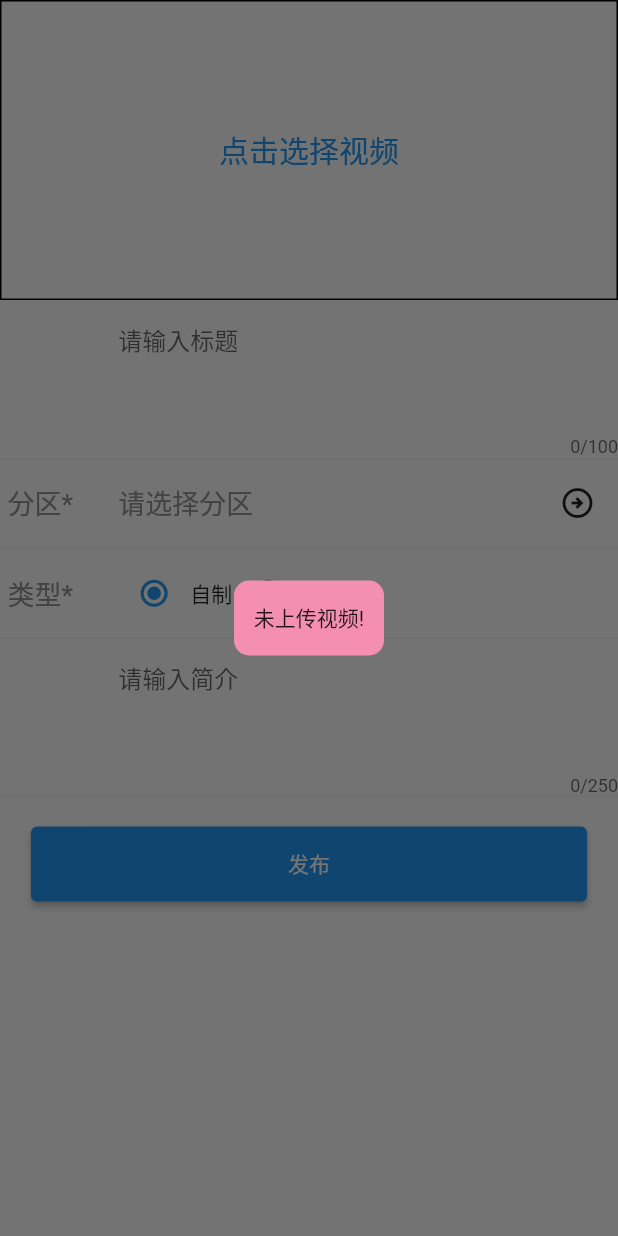
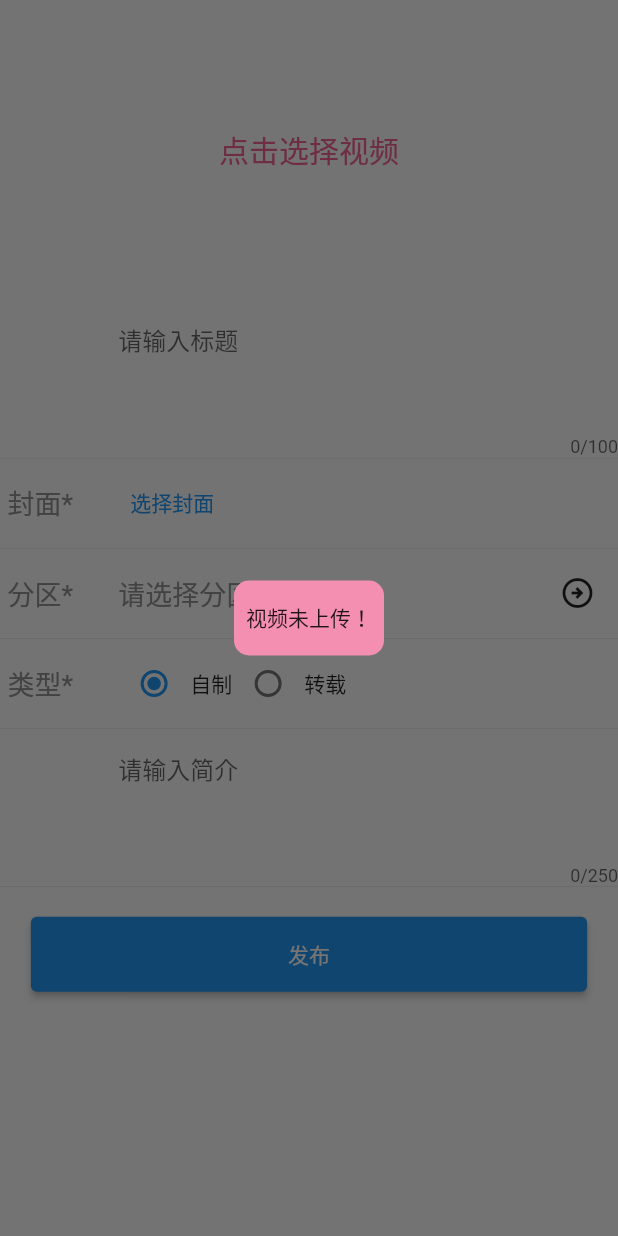
Before and after one commit to bigducksoup/DiliVideo-Flutter, a Flutter app: the VideoForm widget shown alone on an empty page, opened directly, after a tap on "发布", on a phone screen of 412 x 824 dp. Run offline on Flutter 3.47's test engine with Material 2 defaults, Android fonts, the phone set to English and light mode, and no system bars; our stand-ins replace dio, flutter_svg, get, image_picker, shared_preferences, video_player; accounts and stored records are empty; network calls fail.

Commit message:
视频上传

```diff
--- a/lib/http/dio_manager.dart
+++ b/lib/http/dio_manager.dart
@@ -11,8 +11,8 @@ final dio = Dio();
 
 void initDio(){
   dio.options.baseUrl = 'http://127.0.0.1:8084';
-  dio.options.connectTimeout = const Duration(seconds: 5);
-  dio.options.receiveTimeout = const Duration(seconds: 3);
+  // dio.options.connectTimeout = const Duration(seconds: 5);
+  // dio.options.receiveTimeout = const Duration(seconds: 3);
 
   dio.interceptors.add(
     InterceptorsWrapper(
--- a/lib/publish.dart
+++ b/lib/publish.dart
@@ -1,14 +1,13 @@
 import 'dart:async';
 import 'dart:convert';
 import 'dart:io';
-
 import 'package:dili_video/http/content_api.dart';
 import 'package:dili_video/states/auth_state.dart';
-
+import 'package:dio/dio.dart' as dio;
 import 'package:flutter/material.dart';
 import 'package:get/get.dart';
-
 import 'package:image_picker/image_picker.dart';
+import 'package:video_player/video_player.dart';
 
 class PublishPage extends StatefulWidget {
   const PublishPage({super.key});
@@ -44,42 +43,88 @@ class VideoForm extends StatefulWidget {
 }
 
 class _VideoFormState extends State<VideoForm> {
-  final ImagePicker _picker = ImagePicker();
-  late XFile? image =null;
-  String url = "";
+  final _formKey = GlobalKey<FormState>();
 
-  void selectImg() async {
-    image = await _picker.pickImage(source: ImageSource.gallery);
-    if (image != null) {
-      url = image!.path;
-    }
-    setState(() {});
-  }
-
-  final _formKey = GlobalKey<FormState>();
   static const _leadingTextStyle =
       TextStyle(color: Color(0xff909090), fontSize: 18);
 
+  String? code;
+  File? video;
+  File? cover;
+  VideoPlayerController? _videoController;
+  final ImagePicker _picker = ImagePicker();
+
+//分区列表
   List _partition = [];
   String _selectionText = '请选择分区';
   int groupValue = 1;
+  bool ifupload = false;
 
+  //表单
   final Map<String, dynamic> _form = {
     "title": "",
     "partitionId": "",
     "iforiginal": false,
     "description": "",
-    "file":null,
-    "authorId":auth_state.id
-
+    "file": null,
+    "authorId": auth_state.id,
+    "code":""
   };
 
   @override
   void initState() {
+    super.initState();
     getPart();
-    super.initState();
+    pickVideo();
   }
 
+  Future<void> pickVideo() async {
+    var source = ImageSource.gallery;
+    final pickedFile = await _picker.pickVideo(source: source);
+    if (pickedFile != null) {
+      setState(() {
+        video = File(pickedFile.path);
+        _videoController = VideoPlayerController.file(video!)
+          ..initialize().then((value) {
+            setState(() {});
+            _videoController!.setLooping(true);
+            _videoController!.play();
+          });
+      });
+
+      var res = await getUploadCode();
+      var m = jsonDecode(res.toString());
+      print(m);
+      code = m['data'];
+
+      Map<String, dynamic> formdata = {
+        "file": await dio.MultipartFile.fromFile(video!.path,
+            filename: pickedFile.name),
+        "originalFileName": pickedFile.name,
+        "code": code
+      };
+      var uploadRes = await uploadVideo(formdata);
+      var uploadr = jsonDecode(uploadRes.toString());
+
+      var resCode = uploadr['code'];
+      if (resCode == 200) {
+        ifupload = true;
+      }
+    }
+  }
+
+  Future<void> pickCover() async {
+    var pickedFile = await _picker.pickImage(source: ImageSource.gallery);
+    if (pickedFile != null) {
+      setState(() {
+        cover = File(pickedFile.path);
+      });
+      _form['file'] = await dio.MultipartFile.fromFile(cover!.path,filename: pickedFile.name);
+    }
+
+  }
+
+  //获取分区列表
   void getPart() async {
     if (_partition.isNotEmpty) {
       return;
@@ -90,6 +135,7 @@ class _VideoFormState extends State<VideoForm> {
     });
   }
 
+  //选择分区底部弹出框
   void _showBottomsheet(BuildContext context) {
     showModalBottomSheet(
       context: context,
@@ -136,27 +182,95 @@ class _VideoFormState extends State<VideoForm> {
     );
   }
 
-  void submit() {
+  //提交表单
+  void submit() async{
+
+
+    void showFormError(String msg){
+      showDialog(
+          context: context,
+          builder: (context) {
+            return Center(
+              child: Container(
+                  decoration: BoxDecoration(
+                      color: Colors.pink.shade200,
+                      borderRadius: BorderRadius.circular(10)),
+                  width: 100,
+                  height: 50,
+                  child:  Center(child: Text(msg))),
+            );
+          });
+    }
     _formKey.currentState!.save();
 
-    if(image==null){
-      showDialog(context: context, builder:(context) {
-        return  Center(
-          child: Container(
-            decoration: BoxDecoration(
-              color: Colors.pink.shade200,
-              borderRadius: BorderRadius.circular(10)
-            ),
-            width: 100,
-            height: 50,
-            child: const Center(child: Text("未上传视频!"))),
-        );
-      });
+    if (ifupload == false) {
+      showFormError("视频未上传！");
+      return;
     }
 
 
+    _form['code'] = code;
+
+    //checkform
+    if(_form['title'].length=='' || _form['partitionId']=='' || _form['description']=='') {
+      showFormError("视频信息填写不全==");
+      return;
+    }
 
     print(_form);
+
+   var response  = await submitVideoInfoForm(_form);
+   var subRes = jsonDecode(response.toString());
+
+   if(subRes['code']==200){
+     Get.back();
+   }else{
+     showFormError("上传失败");
+   }
+
+
+
+
+
+  }
+
+  @override
+  void dispose() {
+    _videoController!.dispose();
+    super.dispose();
+  }
+
+  videoPlayerBuilder() {
+    if (_videoController != null && _videoController!.value.isInitialized) {
+      return AspectRatio(
+        aspectRatio: _videoController!.value.aspectRatio,
+        child: VideoPlayer(_videoController!),
+      );
+    } else {
+      return Center(
+        child: InkWell(
+            onTap: () => pickVideo(),
+            child: Text(
+              "点击选择视频",
+              style: TextStyle(color: Colors.pink.shade300, fontSize: 20),
+            )),
+      );
+    }
+  }
+
+  Widget coverBuilder() {
+    if (cover != null) {
+      return SizedBox(
+          height: 55,
+          width: 80,
+          child: Image.file(
+            cover!,
+            fit: BoxFit.cover,
+          ));
+    } else {
+      return TextButton(
+          onPressed: () => pickCover(), child: const Text("选择封面"));
+    }
   }
 
   @override
@@ -165,23 +279,7 @@ class _VideoFormState extends State<VideoForm> {
         key: _formKey,
         child: Column(children: [
           SizedBox(
-            width: double.infinity,
-            height: 200,
-            child: url == ""
-                ? Container(
-                    decoration: BoxDecoration(border: Border.all()),
-                    child: TextButton(
-                      onPressed: selectImg,
-                      child: const Text(
-                        "点击选择视频",
-                        style: TextStyle(fontSize: 20),
-                      ),
-                    ))
-                : Image.file(
-                    File(url),
-                    fit: BoxFit.cover,
-                  ),
-          ),
+              width: double.infinity, height: 200, child: videoPlayerBuilder()),
           TextFormField(
             onSaved: (newValue) {
               _form['title'] = newValue;
@@ -200,6 +298,31 @@ class _VideoFormState extends State<VideoForm> {
               border: InputBorder.none,
             ),
           ),
+          Container(
+            height: 0.11,
+            color: Colors.grey,
+          ),
+          SizedBox(
+              height: 60,
+              child: Row(
+                children: [
+                  const SizedBox(
+                    width: 5,
+                  ),
+                  const Text(
+                    "封面*",
+                    style: _leadingTextStyle,
+                  ),
+                  const SizedBox(
+                    width: 30,
+                  ),
+                  // const Expanded(child: SizedBox()),
+                  coverBuilder(),
+                  const SizedBox(
+                    width: 105,
+                  )
+                ],
+              )),
           Container(
             height: 0.11,
             color: Colors.grey,
--- a/pubspec.yaml
+++ b/pubspec.yaml
@@ -37,7 +37,7 @@ dependencies:
   flutter_svg: ^2.0.2
   shared_preferences: ^2.0.18
   image_picker: ^0.8.6+4
-
+  video_player: ^2.5.3
 dev_dependencies:
   flutter_test:
     sdk: flutter
```
Also changed, not shown: lib/http/content_api.dart (+22 -0 lines), lib/main.dart (+12 -8 lines), pubspec.lock, 2 other files.
